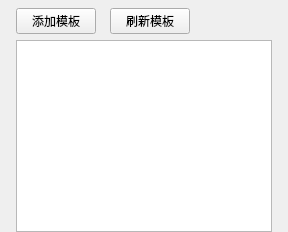
Qt form partitiontemplatepage.ui (wjh84329/gateway) before a commit.
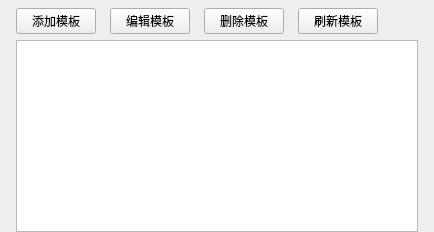
The same form after that commit.

The edit to the form file:
```diff
--- a/partitiontemplatepage.ui
+++ b/partitiontemplatepage.ui
@@ -12,6 +12,8 @@
     <layout class="QHBoxLayout" name="actionLayout">
      <property name="spacing"><number>14</number></property>
      <item><widget class="QPushButton" name="addTemplateButton"><property name="text"><string>添加模板</string></property></widget></item>
+     <item><widget class="QPushButton" name="editTemplateButton"><property name="text"><string>编辑模板</string></property></widget></item>
+     <item><widget class="QPushButton" name="deleteTemplateButton"><property name="text"><string>删除模板</string></property></widget></item>
      <item><widget class="QPushButton" name="refreshTemplateButton"><property name="text"><string>刷新模板</string></property></widget></item>
      <item><spacer name="horizontalSpacer"><property name="orientation"><enum>Qt::Horizontal</enum></property><property name="sizeHint" stdset="0"><size><width>40</width><height>20</height></size></property></spacer></item>
     </layout>
```
